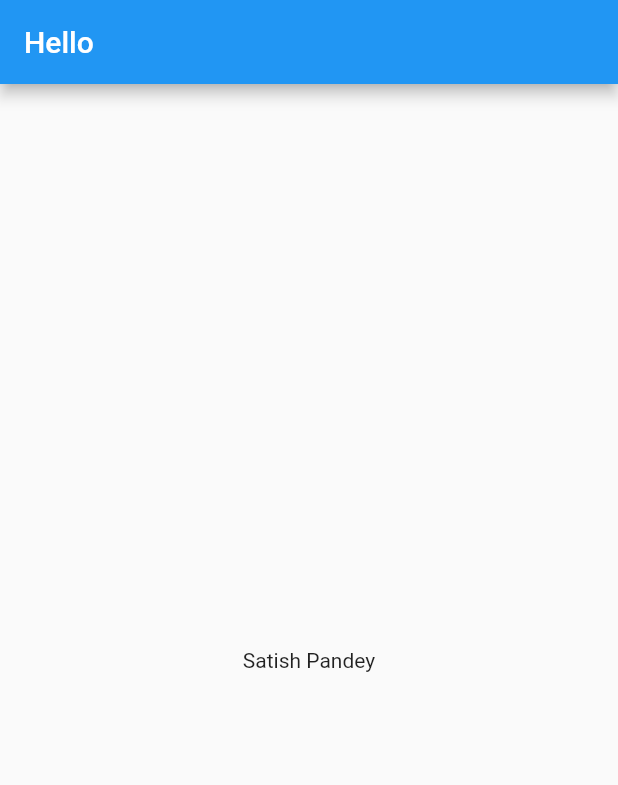
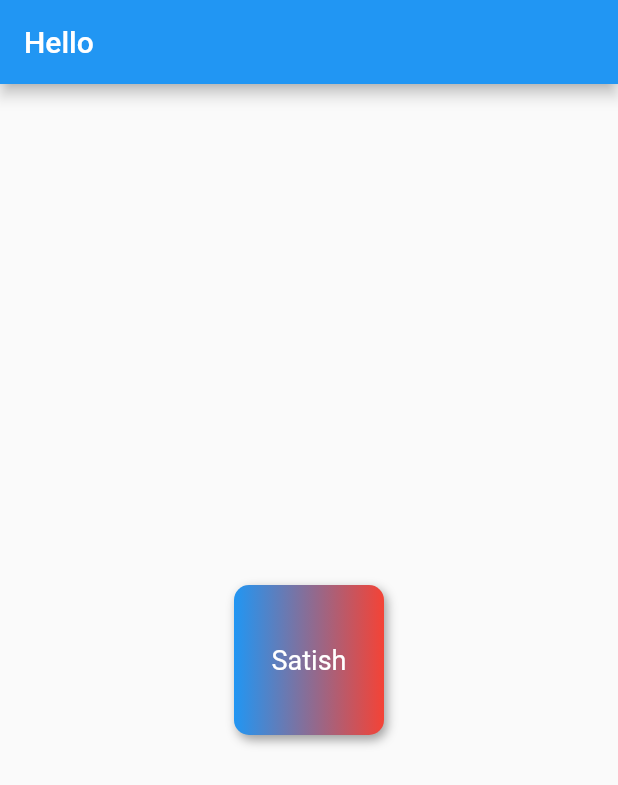
Before and after one commit to satishpr9/flutter_learning, a Flutter app: the screen it shows after launch, on a phone screen of 412 x 824 dp. Shown: the top 785 px of the screen. Run offline on Flutter 3.47's test engine with Material 2 defaults, Android fonts, the phone set to English and light mode, and no system bars.

Commit message:
ch2 Complete

```diff
--- a/lib/main.dart
+++ b/lib/main.dart
@@ -14,7 +14,27 @@ class Homepage extends StatelessWidget {
       appBar: AppBar(
         title: Text("Hello"),
       ),
-      body: Container(child: Center(child: Text("Satish Pandey")),),
+      body: Center(
+        child: Container(
+          padding: const EdgeInsets.all(20),
+          alignment: Alignment.center,
+          height: 100,
+          width: 100,
+          decoration: BoxDecoration(
+            color: Colors.greenAccent,
+            borderRadius: BorderRadius.circular(10),
+            gradient: LinearGradient(
+              colors: [Colors.blue, Colors.red,]
+              ),
+              boxShadow: [BoxShadow(
+                blurRadius: 5,
+                color: Colors.grey[500],
+                offset: Offset(2.0,3.0)
+              )],
+          ),
+          child: Text("Satish",style: TextStyle(color:Colors.white,fontSize: 18 ),),
+        ),
+      ),
     );
   }
 }
```
